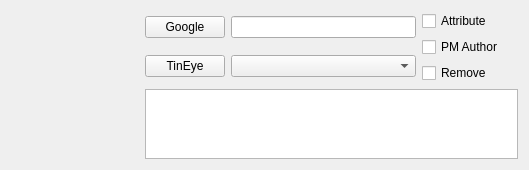
Qt form scpirt/imagebox.ui (anqxyr/pyscp) before a commit.
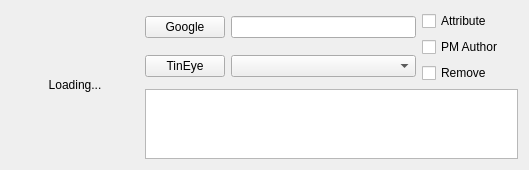
The same form after that commit.

```diff
--- a/scpirt/imagebox.ui
+++ b/scpirt/imagebox.ui
@@ -50,13 +50,22 @@
         </size>
        </property>
        <property name="autoFillBackground">
-        <bool>true</bool>
+        <bool>false</bool>
        </property>
        <property name="styleSheet">
         <string notr="true"/>
        </property>
        <property name="text">
-        <string/>
+        <string>Loading...</string>
+       </property>
+       <property name="textFormat">
+        <enum>Qt::AutoText</enum>
+       </property>
+       <property name="scaledContents">
+        <bool>true</bool>
+       </property>
+       <property name="alignment">
+        <set>Qt::AlignCenter</set>
        </property>
       </widget>
      </item>
```
Left out of the diff: 13 changed lines with no effect on the pictures.
